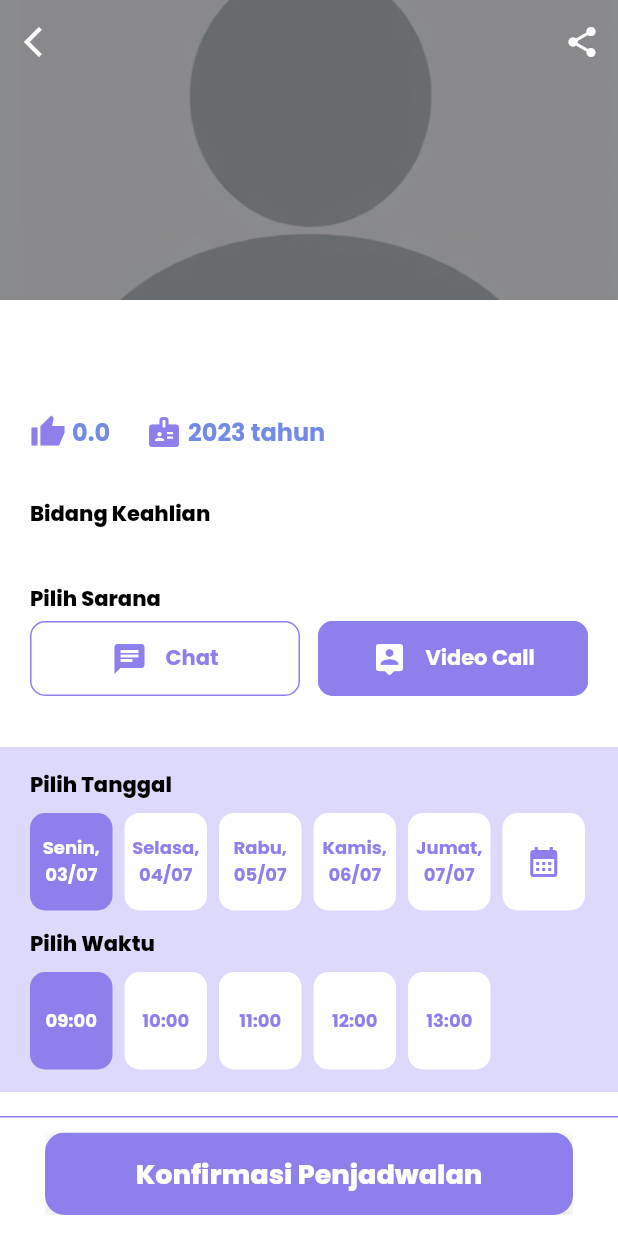
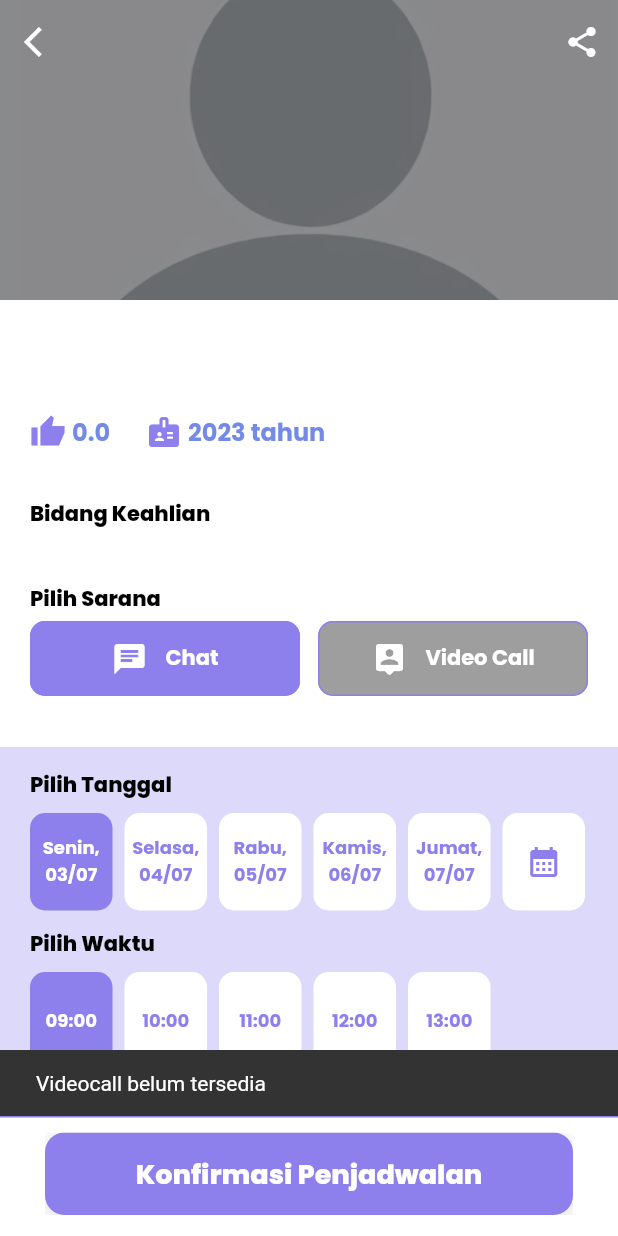
Before and after one commit to dinug-c/mentalove_app, a Flutter app: the Detail screen opened directly with empty values, after a tap on "Video Call", on a phone screen of 412 x 824 dp. Run offline on Flutter 3.47's test engine with Material 2 defaults, Android fonts, the phone set to English and light mode, and no system bars; drawn by our look-alikes of auto_size_text; our stand-ins replace flutter_bloc, get, get_storage, google_fonts, supabase_flutter, timeago; accounts and stored records are empty.

Commit message:
fix bagian dika

```diff
--- a/lib/ui/pages/detail.dart
+++ b/lib/ui/pages/detail.dart
@@ -5,6 +5,7 @@ import 'package:mentalove_app/ui/shared/theme.dart';
 import 'package:mentalove_app/ui/widgets/appbar.dart';
 import 'package:mentalove_app/ui/widgets/button.dart';
 import 'package:mentalove_app/ui/widgets/card.dart';
+import 'package:mentalove_app/ui/widgets/toast.dart';
 
 class Detail extends StatefulWidget {
   final Map<String, dynamic> terapisData;
@@ -184,17 +185,19 @@ class _DetailState extends State<Detail> {
                                 Expanded(
                                   child: OutlinedButton(
                                       onPressed: () {
-                                        setState(() {
-                                          mode = true;
-                                        });
+                                        showToast(context,
+                                            'Videocall belum tersedia');
+                                        // setState(() {
+                                        //   mode = true;
+                                        // });
                                       },
                                       style: OutlinedButton.styleFrom(
                                           side: BorderSide(
                                               width: 1.0, color: kPurpleColor),
                                           padding: const EdgeInsets.symmetric(
                                               vertical: 13.0),
-                                          backgroundColor:
-                                              mode ? kPurpleColor : kWhiteColor,
+                                          backgroundColor: Colors.grey,
+                                          // mode ? kPurpleColor : kWhiteColor,
                                           shape: const RoundedRectangleBorder(
                                               borderRadius: BorderRadius.all(
                                                   Radius.circular(10))),
@@ -204,15 +207,19 @@ class _DetailState extends State<Detail> {
                                             MainAxisAlignment.center,
                                         children: [
                                           Icon(Icons.person_pin_rounded,
-                                              color: mode
-                                                  ? kWhiteColor
-                                                  : kPurpleColor),
+                                              color: kWhiteColor
+                                              // mode
+                                              //     ? kWhiteColor
+                                              //     : kPurpleColor
+                                              ),
                                           gapW12,
                                           Text('Video Call',
                                               style: blackTextStyle.copyWith(
-                                                  color: mode
-                                                      ? kWhiteColor
-                                                      : kPurpleColor,
+                                                  color: kWhiteColor
+                                                  // mode
+                                                  //     ? kWhiteColor
+                                                  //     : kPurpleColor
+                                                  ,
                                                   fontWeight: bold)),
                                         ],
                                       )),
--- a/lib/ui/pages/pembayaran.dart
+++ b/lib/ui/pages/pembayaran.dart
@@ -271,7 +271,7 @@ class _PembayaranState extends State<Pembayaran> {
               child: Column(
                 crossAxisAlignment: CrossAxisAlignment.start,
                 children: [
-                  Text('Rp40.000',
+                  Text(hargaRp,
                       style: blackTextStyle.copyWith(fontWeight: extraBold))
                 ],
               ),
```
